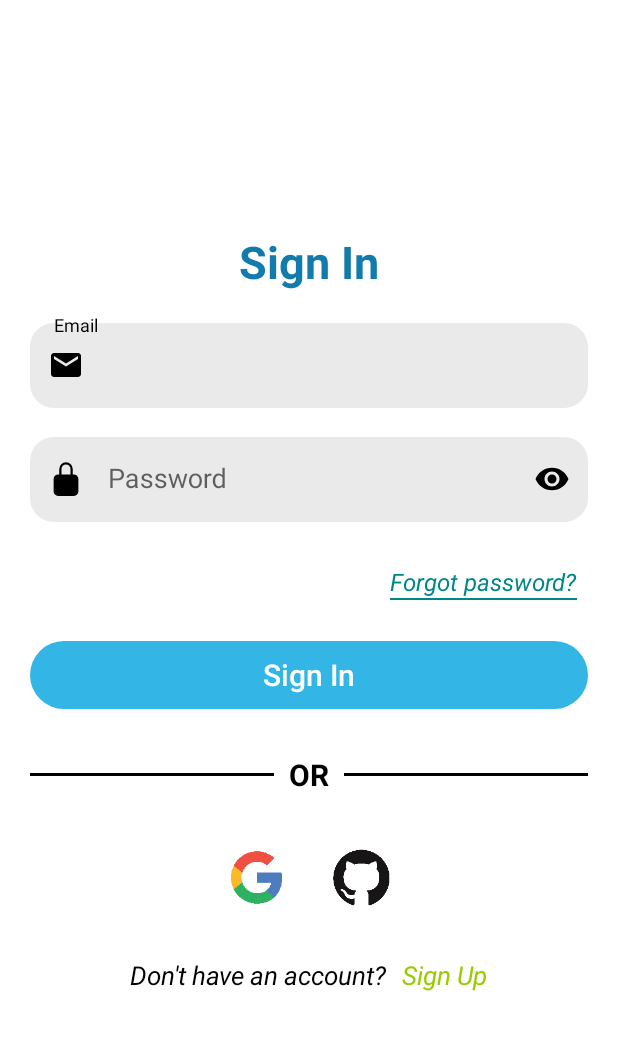
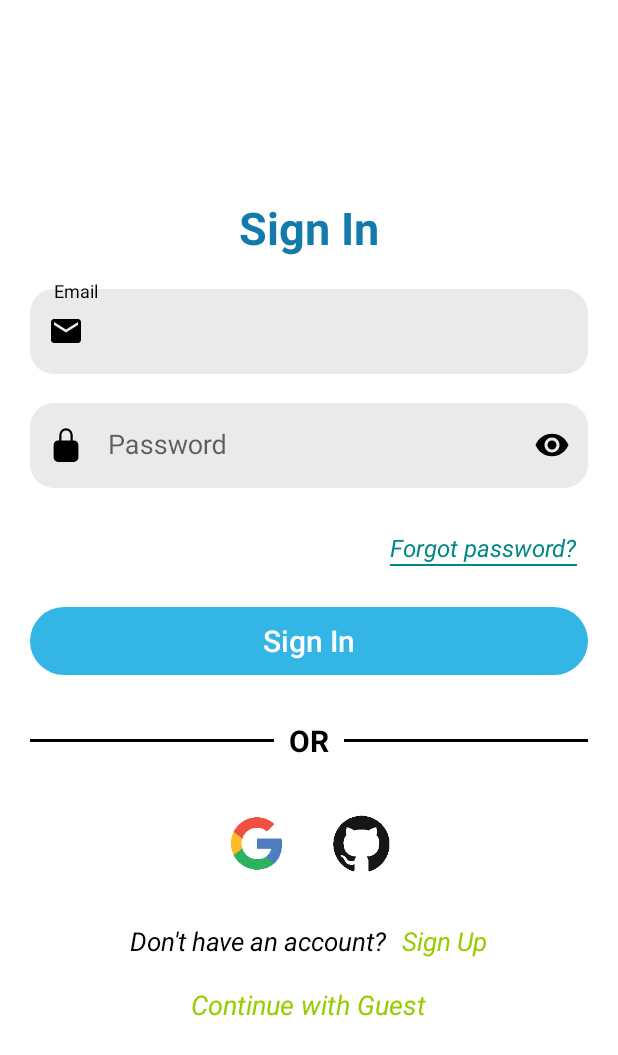
Before and after one commit to vuongvanduy0210/Music-App-ver3, an Android app: the screen it shows after launch (LoginActivity), on a phone screen of 412 x 824 dp. Shown: the top 1055 px of the screen. Run offline under Robolectric (Android 15) with nearby library versions, the phone set to English and light mode, and no system bars; our stand-ins replace CircleImageView, Dagger/Hilt's generated code, Firebase (no records; nobody signed in at launch, a user with empty details on screens opened directly), data binding; pictures from the network do not load.

Commit message:
update UI sign in

```diff
--- a/app/src/main/java/com/vuongvanduy/music/base/service/BaseService.kt
+++ b/app/src/main/java/com/vuongvanduy/music/base/service/BaseService.kt
@@ -5,6 +5,7 @@ import com.bumptech.glide.load.HttpException
 import com.vuongvanduy.music.data.common.Response
 import java.io.IOException
 import java.net.SocketTimeoutException
+import java.util.concurrent.CancellationException
 
 open class BaseService {
 
@@ -17,6 +18,9 @@ open class BaseService {
         } catch (e: IOException) {
             Response.Error(e.message!!)
         } catch (e: Exception) {
+            if (e is CancellationException) {
+                throw e
+            }
             Response.Error(e.message ?: "Something went wrong")
         } catch (e: SocketTimeoutException) {
             Response.Error(e.message ?: "Something went wrong")
--- a/app/src/main/java/com/vuongvanduy/music/ui/settings/account/SignInFragment.kt
+++ b/app/src/main/java/com/vuongvanduy/music/ui/settings/account/SignInFragment.kt
@@ -134,6 +134,10 @@ class SignInFragment : BaseLoginFragment() {
         binding.btSignInGithub.setOnClickListener {
             goToGithubAuthFragment()
         }
+
+        binding.btGuest.setOnClickListener {
+            loginActivity.goToMainActivity()
+        }
     }
 
     @SuppressLint("SetTextI18n")
--- a/app/src/main/res/layout/fragment_sign_in.xml
+++ b/app/src/main/res/layout/fragment_sign_in.xml
@@ -87,15 +87,9 @@
 
         <Button
             android:id="@+id/bt_sign_in"
-            android:layout_width="match_parent"
-            android:layout_height="@dimen/button_height"
-            android:layout_marginTop="20dp"
-            android:background="@drawable/custom_button"
+            style="@style/BaseButtonLogin"
             android:backgroundTint="@android:color/holo_blue_light"
-            android:text="@string/sign_in"
-            android:textAllCaps="false"
-            android:textColor="@color/white"
-            android:textSize="20sp" />
+            android:text="@string/sign_in" />
 
         <LinearLayout
             android:layout_width="match_parent"
@@ -176,6 +170,16 @@
 
         </LinearLayout>
 
+        <TextView
+            android:id="@+id/bt_guest"
+            android:layout_width="wrap_content"
+            android:layout_height="wrap_content"
+            android:text="@string/continue_with_guest"
+            android:textColor="@android:color/holo_green_light"
+            android:textSize="18sp"
+            android:textStyle="italic"
+            android:padding="10dp" />
 
     </LinearLayout>
+
 </layout>
--- a/app/src/main/res/values/dimens.xml
+++ b/app/src/main/res/values/dimens.xml
@@ -16,7 +16,7 @@
 
     <dimen name="ic_size">50dp</dimen>
 
-    <dimen name="button_height">45dp</dimen>
+    <dimen name="bt_login_height">45dp</dimen>
 
     <dimen name="icon_settings_height">45dp</dimen>
 
--- a/app/src/main/res/values/styles.xml
+++ b/app/src/main/res/values/styles.xml
@@ -48,4 +48,14 @@
         <item name="android:textColorLink">@color/text_color</item>
     </style>
 
+    <style name="BaseButtonLogin">
+        <item name="android:layout_width">match_parent</item>
+        <item name="android:layout_height">@dimen/bt_login_height</item>
+        <item name="android:background">@drawable/custom_button</item>
+        <item name="textAllCaps">false</item>
+        <item name="android:textColor">@color/white</item>
+        <item name="android:textSize">20sp</item>
+        <item name="android:layout_marginTop">20dp</item>
+    </style>
+
 </resources>
```
Also changed, not shown: app/src/main/res/layout/fragment_account.xml (+9 -24 lines), app/src/main/res/layout/fragment_change_password.xml (+2 -6 lines), app/src/main/res/layout/fragment_forgot_password.xml (+2 -7 lines), app/src/main/res/layout/fragment_github_auth.xml (+2 -8 lines), app/src/main/res/layout/fragment_profile.xml (+2 -8 lines), app/src/main/res/layout/fragment_sign_up.xml (+2 -8 lines).
